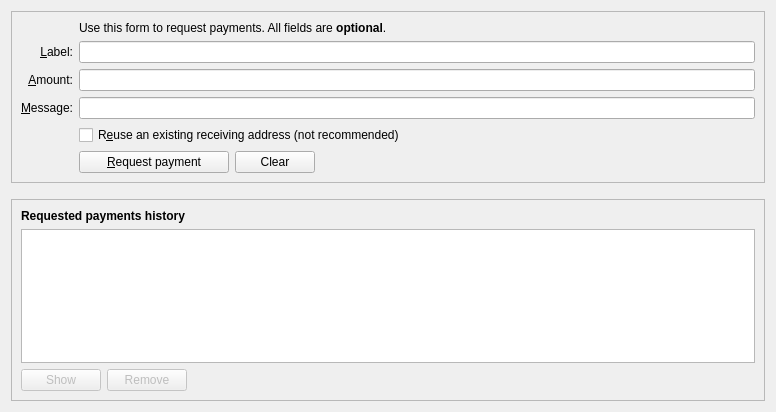
Before: the Qt Designer form src/qt/forms/receivecoinsdialog.ui in RavenProject/Ravencoin, drawn with Qt 5.
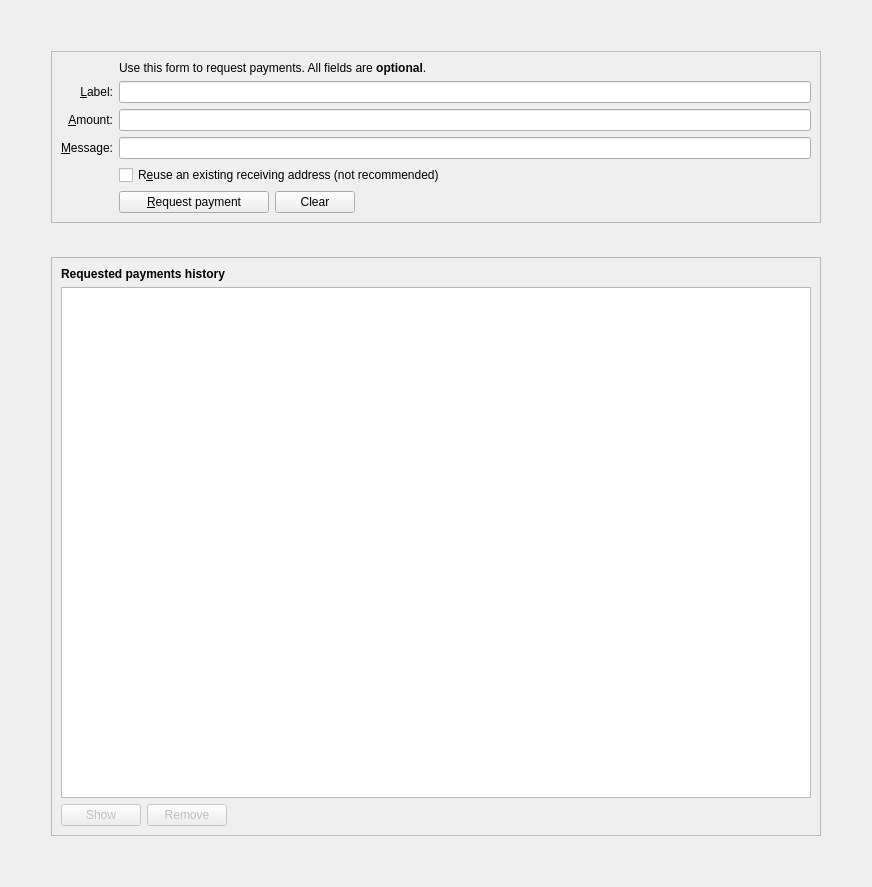
After: the same form once the commit is applied. Icons and pictures are not drawn. Custom widgets are drawn as their Qt base class.

```diff
--- a/src/qt/forms/receivecoinsdialog.ui
+++ b/src/qt/forms/receivecoinsdialog.ui
@@ -6,15 +6,32 @@
    <rect>
     <x>0</x>
     <y>0</y>
-    <width>776</width>
-    <height>412</height>
+    <width>872</width>
+    <height>887</height>
    </rect>
   </property>
-  <layout class="QVBoxLayout" name="verticalLayout" stretch="0,0,1">
+  <layout class="QVBoxLayout" name="verticalLayout" stretch="0">
+   <item>
+    <layout class="QVBoxLayout" name="verticalLayout_5">
+     <property name="spacing">
+      <number>34</number>
+     </property>
+     <property name="leftMargin">
+      <number>40</number>
+     </property>
+     <property name="topMargin">
+      <number>40</number>
+     </property>
+     <property name="rightMargin">
+      <number>40</number>
+     </property>
+     <property name="bottomMargin">
+      <number>40</number>
+     </property>
    <item>
     <widget class="QFrame" name="frame2">
      <property name="sizePolicy">
-      <sizepolicy hsizetype="Preferred" vsizetype="Expanding">
+        <sizepolicy hsizetype="Preferred" vsizetype="Fixed">
        <horstretch>0</horstretch>
        <verstretch>0</verstretch>
       </sizepolicy>
@@ -196,19 +213,6 @@
      </layout>
     </widget>
    </item>
-   <item>
-    <spacer name="verticalSpacer_2">
-     <property name="orientation">
-      <enum>Qt::Vertical</enum>
-     </property>
-     <property name="sizeHint" stdset="0">
-      <size>
-       <width>20</width>
-       <height>10</height>
-      </size>
-     </property>
-    </spacer>
-   </item>
    <item>
     <widget class="QFrame" name="frame">
      <property name="sizePolicy">
@@ -309,6 +313,8 @@
       </item>
      </layout>
     </widget>
+     </item>
+    </layout>
    </item>
   </layout>
  </widget>
```
Lines whose indentation alone changed are shown as unchanged.
